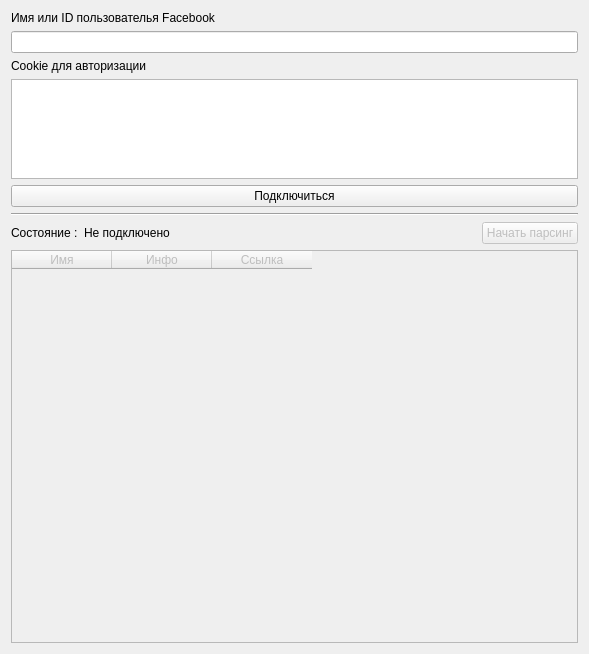
First picture: the form in Sources/Parser/MainWindow.ui, repository darkoffalex/fb-friends-parser, before the edit.
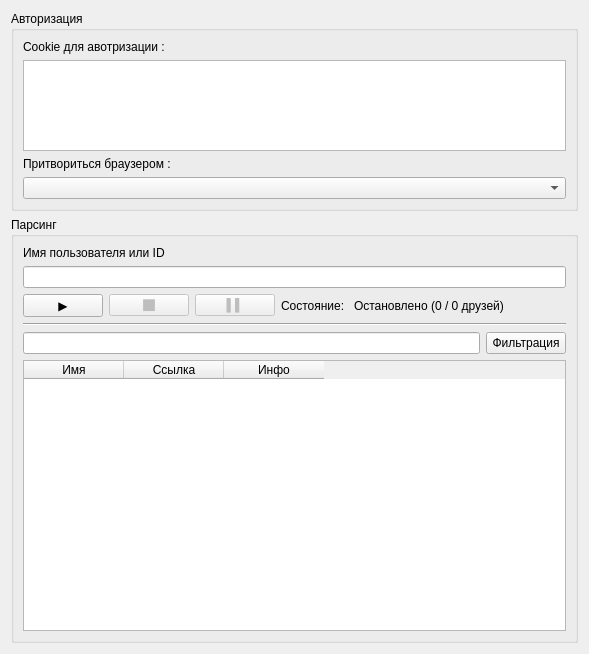
Second picture: the form after the edit.

Commit message: Парсинг, основной функционал

What changed in the file:
```diff
--- a/Sources/Parser/MainWindow.ui
+++ b/Sources/Parser/MainWindow.ui
@@ -15,59 +15,106 @@
   </property>
   <layout class="QVBoxLayout" name="verticalLayout">
    <item>
-    <widget class="QLabel" name="labelUsername">
-     <property name="text">
-      <string>Имя или ID пользователья Facebook</string>
-     </property>
-    </widget>
-   </item>
-   <item>
-    <widget class="QLineEdit" name="editUsername"/>
-   </item>
-   <item>
-    <widget class="QLabel" name="labelCookie">
-     <property name="text">
-      <string>Cookie для авторизации</string>
-     </property>
-    </widget>
-   </item>
-   <item>
-    <widget class="QPlainTextEdit" name="textBoxCookie">
+    <widget class="QGroupBox" name="gbAuth">
      <property name="maximumSize">
       <size>
        <width>16777215</width>
-       <height>100</height>
+       <height>200</height>
       </size>
      </property>
+     <property name="title">
+      <string>Авторизация</string>
+     </property>
+     <layout class="QVBoxLayout" name="verticalLayout_2">
+      <item>
+       <widget class="QLabel" name="labelCookie">
+        <property name="text">
+         <string>Cookie для авотризации :</string>
+        </property>
     </widget>
    </item>
    <item>
-    <widget class="QPushButton" name="btnConnect">
+       <widget class="QPlainTextEdit" name="editCookie"/>
+      </item>
+      <item>
+       <widget class="QLabel" name="labelBrowser">
      <property name="text">
-      <string>Подключиться</string>
+         <string>Притвориться браузером :</string>
      </property>
     </widget>
    </item>
    <item>
-    <widget class="Line" name="line">
-     <property name="orientation">
-      <enum>Qt::Horizontal</enum>
+       <widget class="QComboBox" name="comboBrowser">
+        <property name="enabled">
+         <bool>true</bool>
      </property>
     </widget>
    </item>
+     </layout>
+    </widget>
+   </item>
    <item>
-    <layout class="QHBoxLayout" name="horizontalLayout">
+    <widget class="QGroupBox" name="gbParsing">
+     <property name="title">
+      <string>Парсинг</string>
+     </property>
+     <layout class="QVBoxLayout" name="verticalLayout_3">
      <item>
-      <widget class="QLabel" name="labelState">
+       <widget class="QLabel" name="labelUsername">
        <property name="text">
-        <string>Состояние :</string>
+         <string>Имя пользователя или ID</string>
        </property>
       </widget>
      </item>
      <item>
-      <widget class="QLabel" name="labelStateName">
+       <widget class="QLineEdit" name="editUsername"/>
+      </item>
+      <item>
+       <layout class="QHBoxLayout" name="hlControls">
+        <item>
+         <widget class="QPushButton" name="btnParseStart">
+          <property name="sizePolicy">
+           <sizepolicy hsizetype="Minimum" vsizetype="Fixed">
+            <horstretch>0</horstretch>
+            <verstretch>0</verstretch>
+           </sizepolicy>
+          </property>
        <property name="text">
-        <string>Не подключено</string>
+           <string>▶</string>
+          </property>
+         </widget>
+        </item>
+        <item>
+         <widget class="QPushButton" name="btnParseStop">
+          <property name="enabled">
+           <bool>false</bool>
+          </property>
+          <property name="text">
+           <string>⬛</string>
+          </property>
+         </widget>
+        </item>
+        <item>
+         <widget class="QPushButton" name="btnParsePause">
+          <property name="enabled">
+           <bool>false</bool>
+          </property>
+          <property name="text">
+           <string>▌▌</string>
+          </property>
+         </widget>
+        </item>
+        <item>
+         <widget class="QLabel" name="labelStatus">
+          <property name="text">
+           <string>Состояние: </string>
+          </property>
+         </widget>
+        </item>
+        <item>
+         <widget class="QLabel" name="labelStatusName">
+          <property name="text">
+           <string>Остановлено (0 / 0 друзей)</string>
        </property>
       </widget>
      </item>
@@ -84,41 +131,52 @@
        </property>
       </spacer>
      </item>
+       </layout>
+      </item>
      <item>
-      <widget class="QPushButton" name="btnParseStart">
+       <widget class="Line" name="line">
+        <property name="orientation">
+         <enum>Qt::Horizontal</enum>
+        </property>
+       </widget>
+      </item>
+      <item>
+       <layout class="QHBoxLayout" name="lhFilter">
+        <item>
+         <widget class="QLineEdit" name="editFilter"/>
+        </item>
+        <item>
+         <widget class="QPushButton" name="btnFilter">
        <property name="enabled">
-        <bool>false</bool>
+           <bool>true</bool>
        </property>
        <property name="text">
-        <string>Начать парсинг</string>
+           <string>Фильтрация</string>
        </property>
       </widget>
      </item>
     </layout>
    </item>
    <item>
-    <widget class="QTableWidget" name="parsedFriendsTable">
-     <property name="enabled">
-      <bool>false</bool>
-     </property>
-     <property name="columnCount">
-      <number>3</number>
-     </property>
+       <widget class="QTableWidget" name="tableWidget">
      <column>
       <property name="text">
        <string>Имя</string>
       </property>
      </column>
-     <column>
-      <property name="text">
-       <string>Инфо</string>
-      </property>
-     </column>
      <column>
       <property name="text">
        <string>Ссылка</string>
       </property>
      </column>
+        <column>
+         <property name="text">
+          <string>Инфо</string>
+         </property>
+        </column>
+       </widget>
+      </item>
+     </layout>
     </widget>
    </item>
   </layout>
```
Lines whose indentation alone changed are shown as unchanged. The commit also changes 2 other files.
